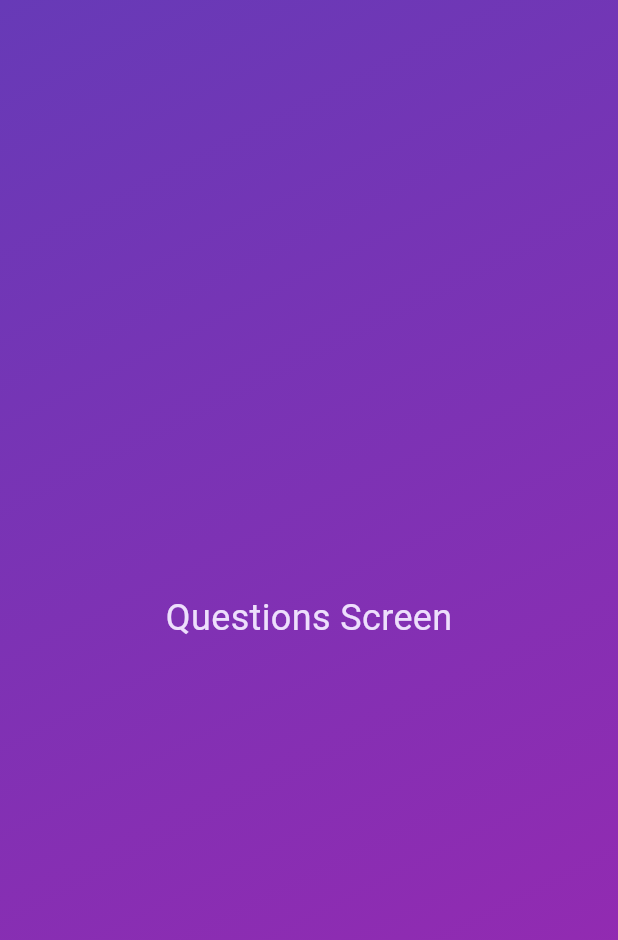
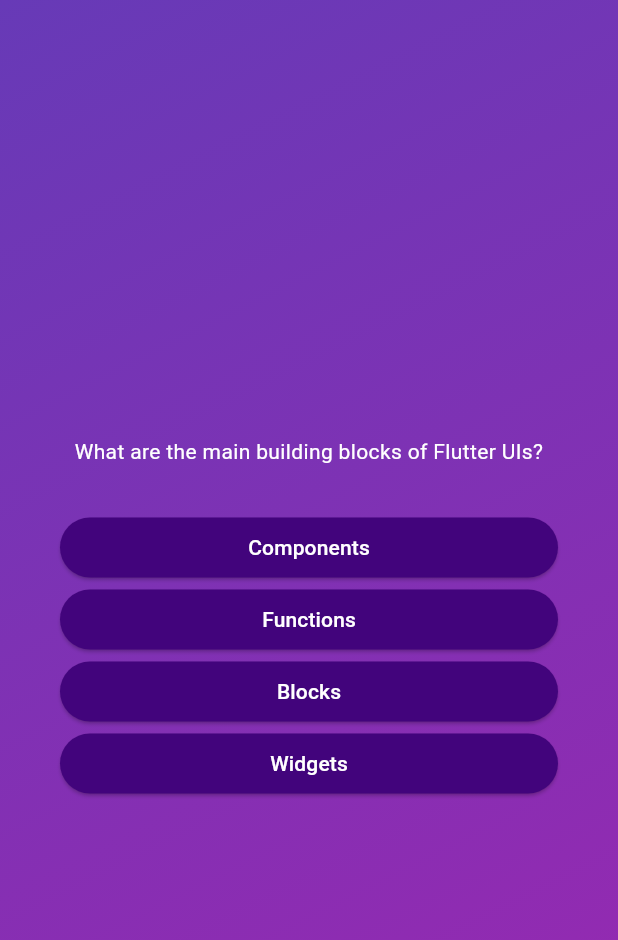
Before and after one commit to marcellobozzi/adv_basics, a Flutter app: the screen it shows after launch, after a tap on "Start Quiz!", on a phone screen of 412 x 824 dp. Shown: the top 940 px of the screen. Run offline on Flutter 3.47's test engine with Material 3 defaults, Android fonts, the phone set to English and light mode, and no system bars.

Commit message:
shufled answers added

```diff
--- /dev/null
+++ b/lib/answer_button.dart
@@ -0,0 +1,31 @@
+import 'package:flutter/material.dart';
+
+class AnswerButton extends StatelessWidget {
+  const AnswerButton({
+    super.key,
+    required this.answerText,
+    required this.onTap,
+  });
+
+  final String answerText;
+  final void Function() onTap;
+
+  @override
+  Widget build(BuildContext context) {
+    return ElevatedButton(
+      onPressed: onTap,
+      style: ElevatedButton.styleFrom(
+        padding: const EdgeInsets.symmetric(
+          horizontal: 30,
+          vertical: 10,
+        ),
+        backgroundColor: Color.fromARGB(255, 66, 4, 124),
+        foregroundColor: Colors.white,
+        shape: RoundedRectangleBorder(
+          borderRadius: BorderRadius.circular(40),
+        ),
+      ),
+      child: Text(answerText),
+    );
+  }
+}
--- /dev/null
+++ b/lib/data/questions.dart
@@ -0,0 +1,55 @@
+import 'package:adv_basics/models/quiz_question.dart';
+
+const questions = [
+  QuizQuestion(
+    'What are the main building blocks of Flutter UIs?',
+    [
+      'Widgets',
+      'Components',
+      'Blocks',
+      'Functions',
+    ],
+  ),
+  QuizQuestion('How are Flutter UIs built?', [
+    'By combining widgets in code',
+    'By combining widgets in a visual editor',
+    'By defining widgets in config files',
+    'By using XCode for iOS and Android Studio for Android',
+  ]),
+  QuizQuestion(
+    'What\'s the purpose of a StatefulWidget?',
+    [
+      'Update UI as data changes',
+      'Update data as UI changes',
+      'Ignore data changes',
+      'Render UI that does not depend on data',
+    ],
+  ),
+  QuizQuestion(
+    'Which widget should you try to use more often: StatelessWidget or StatefulWidget?',
+    [
+      'StatelessWidget',
+      'StatefulWidget',
+      'Both are equally good',
+      'None of the above',
+    ],
+  ),
+  QuizQuestion(
+    'What happens if you change data in a StatelessWidget?',
+    [
+      'The UI is not updated',
+      'The UI is updated',
+      'The closest StatefulWidget is updated',
+      'Any nested StatefulWidgets are updated',
+    ],
+  ),
+  QuizQuestion(
+    'How should you update data inside of StatefulWidgets?',
+    [
+      'By calling setState()',
+      'By calling updateData()',
+      'By calling updateUI()',
+      'By calling updateState()',
+    ],
+  ),
+];
--- /dev/null
+++ b/lib/models/quiz_question.dart
@@ -0,0 +1,12 @@
+class QuizQuestion {
+  const QuizQuestion(this.text, this.answers);
+
+  final String text;
+  final List<String> answers;
+
+  List<String> getShuffledAnswers() {
+    final shuffledList = List.of(answers);
+    shuffledList.shuffle();
+    return shuffledList;
+  }
+}
--- a/lib/questions_screen.dart
+++ b/lib/questions_screen.dart
@@ -1,4 +1,6 @@
 import 'package:flutter/material.dart';
+import 'package:adv_basics/answer_button.dart';
+import 'package:adv_basics/data/questions.dart';
 
 class QuestionsScreen extends StatefulWidget {
   const QuestionsScreen({super.key});
@@ -12,18 +14,34 @@ class QuestionsScreen extends StatefulWidget {
 class _QuestionsScreenState extends State<QuestionsScreen> {
   @override
   Widget build(context) {
-    return const Center(
-      child: Column(
-        mainAxisSize: MainAxisSize.min,
-        children: [
-          Text(
-            'Questions Screen',
-            style: TextStyle(
-              fontSize: 24,
-              color: Color.fromARGB(255, 237, 223, 252),
+    final currentQuestion = questions[0];
+
+    return SizedBox(
+      width: double.infinity,
+      child: Container(
+        margin: const EdgeInsets.all(40),
+        child: Column(
+          mainAxisAlignment: MainAxisAlignment.center,
+          crossAxisAlignment: CrossAxisAlignment.stretch,
+          children: [
+            Text(
+              currentQuestion.text,
+              style: const TextStyle(
+                color: Colors.white,
+              ),
+              textAlign: TextAlign.center,
             ),
-          ),
-        ],
+            const SizedBox(
+              height: 30,
+            ),
+            ...currentQuestion.getShuffledAnswers().map((answer) {
+              return AnswerButton(
+                answerText: answer,
+                onTap: () {},
+              );
+            }),
+          ],
+        ),
       ),
     );
   }
```
